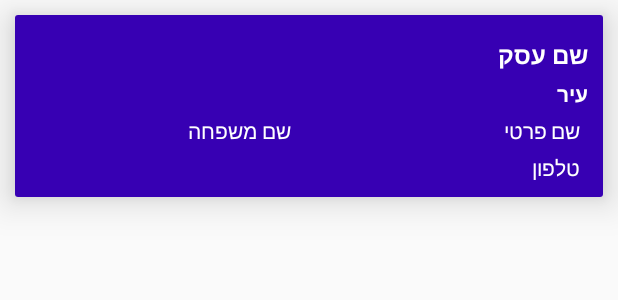
After one commit to hanimanaa/EcartAdmin, an Android app: the layout customer_items_layout.xml on its own in the app's theme, with its tools: preview values and no code run, on a phone screen of 412 x 824 dp. The commit adds this screen. Shown: the top 300 px of the screen. Run offline under Robolectric (Android 15) with nearby library versions, the phone set to English and light mode, and no system bars.

Commit message:
add customer activity

```diff
--- a/app/src/main/java/com/dimatechs/ecartAdmin/HomeActivity.java
+++ b/app/src/main/java/com/dimatechs/ecartAdmin/HomeActivity.java
@@ -173,6 +173,12 @@ public class HomeActivity extends AppCompatActivity implements View.OnClickListe
             return true;
         }
 
+        else if (id == R.id.action_Customers) {
+            Intent intent = new Intent(getApplicationContext(),CustomersActivity.class);
+            startActivity(intent);
+            return true;
+        }
+
         else if (id == R.id.action_Exit) {
             Toast.makeText(this,"יציאה",Toast.LENGTH_LONG).show();
             //   android.os.Process.killProcess(android.os.Process.myPid());
--- /dev/null
+++ b/app/src/main/res/layout/customer_items_layout.xml
@@ -0,0 +1,84 @@
+<?xml version="1.0" encoding="utf-8"?>
+<android.support.v7.widget.CardView xmlns:android="http://schemas.android.com/apk/res/android"
+    android:layout_width="match_parent"
+    android:layout_height="wrap_content"
+    xmlns:app="http://schemas.android.com/apk/res-auto"
+    android:layout_margin="10dp"
+    app:cardElevation="15dp">
+
+    <RelativeLayout
+        android:layout_width="match_parent"
+        android:layout_height="match_parent"
+        android:background="@color/colorPrimaryDark"
+        android:padding="10dp">
+
+        <TextView
+            android:id="@+id/customer_bisiness"
+            android:layout_width="match_parent"
+            android:layout_height="wrap_content"
+            android:text="שם עסק"
+            android:textColor="@android:color/white"
+            android:textSize="16dp"
+            android:textStyle="bold"
+            android:gravity="right"
+            android:layout_marginTop="5dp"
+            />
+
+        <TextView
+            android:id="@+id/customer_city"
+            android:layout_width="match_parent"
+            android:layout_height="wrap_content"
+            android:text="עיר"
+            android:textColor="@android:color/white"
+            android:textSize="14dp"
+            android:gravity="right"
+            android:textStyle="bold"
+            android:layout_marginLeft="14dp"
+            android:layout_marginTop="5dp"
+            android:layout_below="@+id/customer_bisiness"/>
+
+        <TextView
+            android:id="@+id/customer_lname"
+            android:layout_width="160dp"
+            android:layout_height="wrap_content"
+            android:text="שם משפחה"
+            android:textColor="@android:color/white"
+            android:textSize="14dp"
+            android:gravity="right"
+            android:layout_marginLeft="14dp"
+            android:layout_marginTop="5dp"
+            android:layout_below="@+id/customer_city"/>
+        <TextView
+            android:id="@+id/customer_fname"
+            android:layout_width="160dp"
+            android:layout_height="wrap_content"
+            android:text="שם פרטי"
+            android:textColor="@android:color/white"
+            android:textSize="14dp"
+            android:layout_marginTop="5dp"
+            android:layout_marginLeft="5dp"
+            android:textAlignment="viewEnd"
+            android:layout_alignParentEnd="true"
+            android:layout_marginRight="5dp"
+            android:layout_below="@+id/customer_city"/>
+
+        <TextView
+            android:id="@+id/customer_phone"
+            android:layout_width="match_parent"
+            android:layout_height="wrap_content"
+            android:text="טלפון"
+            android:textColor="@android:color/white"
+            android:textSize="14dp"
+            android:layout_marginTop="5dp"
+            android:layout_marginLeft="5dp"
+           android:gravity="right"
+            android:layout_alignParentEnd="true"
+            android:layout_marginRight="5dp"
+            android:layout_below="@+id/customer_fname"/>
+
+
+
+
+
+    </RelativeLayout>
+</android.support.v7.widget.CardView>
--- a/app/src/main/res/menu/main_menu.xml
+++ b/app/src/main/res/menu/main_menu.xml
@@ -17,6 +17,11 @@
         android:orderInCategory="300"
         />
     <item
+        android:id="@+id/action_Customers"
+        android:title="לקוחות"
+        android:orderInCategory="350"
+        />
+    <item
         android:id="@+id/action_Exit"
         android:title="יציאה"
         android:orderInCategory="400"
```
Also changed, not shown: app/src/main/AndroidManifest.xml (+9 -7 lines), app/src/main/java/com/dimatechs/ecartAdmin/CustomersActivity.java (added, +95 -0 lines), app/src/main/java/com/dimatechs/ecartAdmin/Model/Users.java (+10 -0 lines), app/src/main/java/com/dimatechs/ecartAdmin/ViewHolder/CustomersViewHolder.java (added, +40 -0 lines), app/src/main/res/layout/activity_customers.xml (added, +35 -0 lines).
